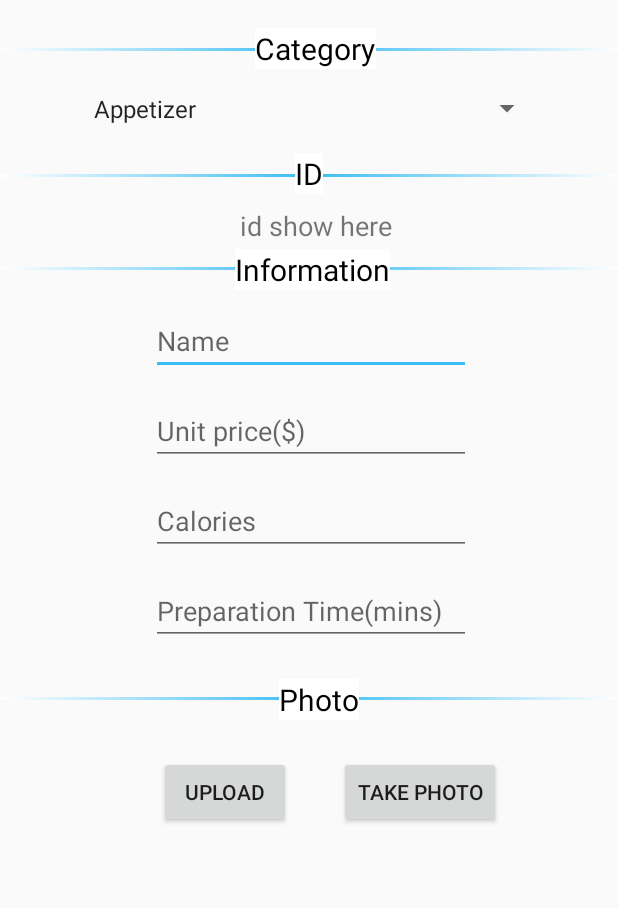
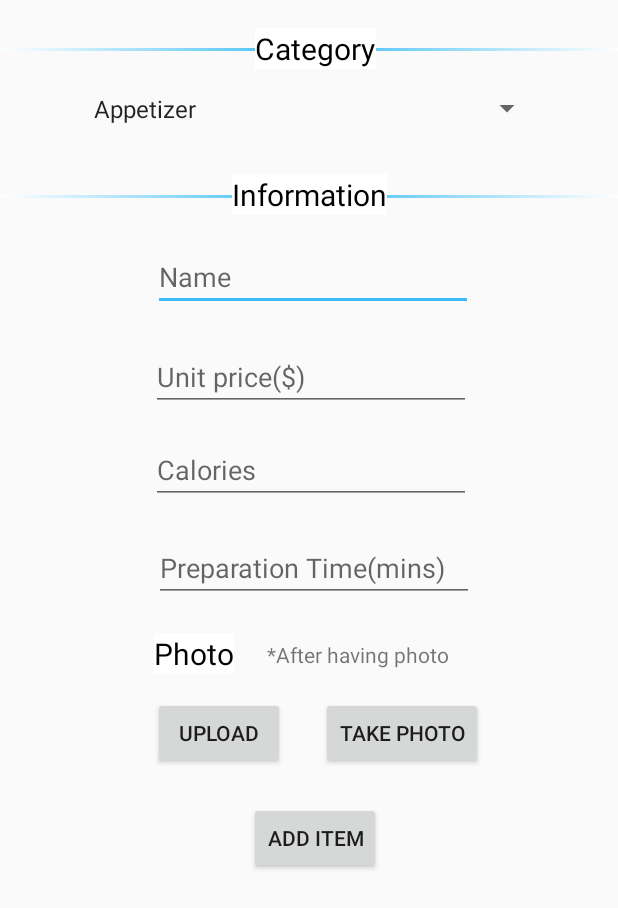
Before and after one commit to Adamkzh/takeoutApp, an Android app: the layout activity_admin_add_item.xml on its own in the app's theme, with its tools: preview values and no code run, on a phone screen of 412 x 824 dp. Shown: the top 908 px of the screen. Run offline under Robolectric (Android 15) with nearby library versions, the phone set to English and light mode, and no system bars.

Commit message:
rename menu.xml to activity_admin_add_item.xml and update

```diff
--- a/app/src/main/res/layout/menu.xml
+++ b/app/src/main/res/layout/activity_admin_add_item.xml
@@ -30,7 +30,7 @@
         tools:layout_editor_absoluteY="47dp" />
 
     <Spinner
-        android:id="@+id/spinner_category"
+        android:id="@+id/add_item_spinner_category"
         android:layout_width="307dp"
         android:layout_height="35dp"
         android:layout_x="55dp"
@@ -40,47 +40,12 @@
         tools:layout_editor_absoluteY="156dp" />
 
     <View
-        android:id="@+id/view2"
-        android:layout_width="fill_parent"
-        android:layout_height="2dp"
-        android:layout_marginTop="332dp"
-        android:layout_x="0dp"
-        android:layout_y="116dp"
-        android:background="@drawable/gradient_line"
-        app:layout_constraintTop_toTopOf="parent"
-        tools:layout_editor_absoluteX="0dp" />
-
-    <TextView
-        android:id="@+id/tv_id4"
-        android:layout_width="wrap_content"
-        android:layout_height="wrap_content"
-        android:layout_x="197dp"
-        android:layout_y="102dp"
-        android:background="#FFFFFF"
-        android:text="@string/tv_id"
-        android:textColor="#000000"
-        android:textSize="20sp"
-        tools:layout_editor_absoluteX="90dp"
-        tools:layout_editor_absoluteY="47dp" />
-
-    <TextView
-        android:id="@+id/id"
-        android:layout_width="wrap_content"
-        android:layout_height="wrap_content"
-        android:layout_x="160dp"
-        android:layout_y="138dp"
-        android:text="id show here"
-        android:textSize="18sp"
-        tools:layout_editor_absoluteX="175dp"
-        tools:layout_editor_absoluteY="226dp" />
-
-    <View
         android:id="@+id/view3"
         android:layout_width="fill_parent"
         android:layout_height="2dp"
         android:layout_marginTop="332dp"
         android:layout_x="0dp"
-        android:layout_y="178dp"
+        android:layout_y="130dp"
         android:background="@drawable/gradient_line"
         app:layout_constraintTop_toTopOf="parent"
         tools:layout_editor_absoluteX="0dp" />
@@ -89,8 +54,8 @@
         android:id="@+id/tv_info2"
         android:layout_width="wrap_content"
         android:layout_height="wrap_content"
-        android:layout_x="157dp"
-        android:layout_y="166dp"
+        android:layout_x="155dp"
+        android:layout_y="116dp"
         android:background="#FFFFFF"
         android:text="@string/tv_info"
         android:textColor="#000000"
@@ -99,11 +64,11 @@
         tools:layout_editor_absoluteY="47dp" />
 
     <EditText
-        android:id="@+id/menu_name"
+        android:id="@+id/add_item_name"
         android:layout_width="wrap_content"
         android:layout_height="wrap_content"
-        android:layout_x="101dp"
-        android:layout_y="205dp"
+        android:layout_x="102dp"
+        android:layout_y="162dp"
         android:ems="10"
         android:hint="@string/menu_name"
         android:inputType="text"
@@ -111,11 +76,11 @@
         tools:layout_editor_absoluteY="274dp" />
 
     <EditText
-        android:id="@+id/menu_price"
+        android:id="@+id/add_item_price"
         android:layout_width="wrap_content"
         android:layout_height="wrap_content"
         android:layout_x="101dp"
-        android:layout_y="265dp"
+        android:layout_y="229dp"
         android:ems="10"
         android:hint="@string/menu_price"
         android:inputType="number"
@@ -123,11 +88,11 @@
         tools:layout_editor_absoluteY="274dp" />
 
     <EditText
-        android:id="@+id/menu_calo"
+        android:id="@+id/add_item_calo"
         android:layout_width="wrap_content"
         android:layout_height="wrap_content"
         android:layout_x="101dp"
-        android:layout_y="325dp"
+        android:layout_y="291dp"
         android:ems="10"
         android:hint="@string/menu_calo"
         android:inputType="number"
@@ -135,34 +100,23 @@
         tools:layout_editor_absoluteY="274dp" />
 
     <EditText
-        android:id="@+id/menu_prep"
+        android:id="@+id/add_item_prep"
         android:layout_width="wrap_content"
         android:layout_height="wrap_content"
-        android:layout_x="101dp"
-        android:layout_y="385dp"
+        android:layout_x="103dp"
+        android:layout_y="356dp"
         android:ems="10"
         android:hint="@string/menu_prep"
         android:inputType="number"
         tools:layout_editor_absoluteX="141dp"
         tools:layout_editor_absoluteY="274dp" />
 
-    <View
-        android:id="@+id/view4"
-        android:layout_width="fill_parent"
-        android:layout_height="2dp"
-        android:layout_marginTop="332dp"
-        android:layout_x="0dp"
-        android:layout_y="465dp"
-        android:background="@drawable/gradient_line"
-        app:layout_constraintTop_toTopOf="parent"
-        tools:layout_editor_absoluteX="0dp" />
-
     <TextView
         android:id="@+id/tv_phot"
         android:layout_width="wrap_content"
         android:layout_height="wrap_content"
-        android:layout_x="186dp"
-        android:layout_y="453dp"
+        android:layout_x="103dp"
+        android:layout_y="422dp"
         android:background="#FFFFFF"
         android:text="@string/tv_phot"
         android:textColor="#000000"
@@ -170,24 +124,44 @@
         tools:layout_editor_absoluteX="90dp"
         tools:layout_editor_absoluteY="47dp" />
 
+    <TextView
+        android:id="@+id/add_item_phot_message"
+        android:layout_width="138dp"
+        android:layout_height="wrap_content"
+        android:layout_x="178dp"
+        android:layout_y="427dp"
+        android:text="*After having photo"
+        tools:layout_editor_absoluteX="179dp"
+        tools:layout_editor_absoluteY="425dp" />
+
     <Button
-        android:id="@+id/btn_upload"
+        android:id="@+id/add_item_btn_upload"
         android:layout_width="wrap_content"
         android:layout_height="wrap_content"
-        android:layout_x="106dp"
-        android:layout_y="504dp"
+        android:layout_x="102dp"
+        android:layout_y="465dp"
         android:text="@string/menu_upl"
         tools:layout_editor_absoluteX="138dp"
         tools:layout_editor_absoluteY="505dp" />
 
     <Button
-        android:id="@+id/btn_takePhoto"
+        android:id="@+id/add_item_btn_takePhoto"
         android:layout_width="wrap_content"
         android:layout_height="wrap_content"
-        android:layout_x="226dp"
-        android:layout_y="504dp"
+        android:layout_x="214dp"
+        android:layout_y="465dp"
         android:text="@string/menu_tak"
         tools:layout_editor_absoluteX="138dp"
         tools:layout_editor_absoluteY="505dp" />
 
+    <Button
+        android:id="@+id/add_item_btn_add_item"
+        android:layout_width="wrap_content"
+        android:layout_height="wrap_content"
+        android:layout_x="166dp"
+        android:layout_y="535dp"
+        android:text="@string/add_item"
+        tools:layout_editor_absoluteX="163dp"
+        tools:layout_editor_absoluteY="531dp" />
+
 </AbsoluteLayout>
--- a/app/src/main/res/layout/activity_admin_index.xml
+++ b/app/src/main/res/layout/activity_admin_index.xml
@@ -7,7 +7,7 @@
     tools:ignore="Deprecated">
 
     <Button
-        android:id="@+id/add_item"
+        android:id="@+id/admin_index_add_item"
         android:layout_width="190dp"
         android:layout_height="wrap_content"
         android:layout_x="107dp"
@@ -17,7 +17,7 @@
         tools:layout_editor_absoluteY="57dp" />
 
     <Button
-        android:id="@+id/remove_item"
+        android:id="@+id/admin_index_remove_item"
         android:layout_width="190dp"
         android:layout_height="wrap_content"
         android:layout_x="107dp"
@@ -27,7 +27,7 @@
         tools:layout_editor_absoluteY="57dp" />
 
     <Button
-        android:id="@+id/status_report"
+        android:id="@+id/admin_index_status_report"
         android:layout_width="190dp"
         android:layout_height="wrap_content"
         android:layout_x="107dp"
@@ -37,7 +37,7 @@
         tools:layout_editor_absoluteY="57dp" />
 
     <Button
-        android:id="@+id/popularity_report"
+        android:id="@+id/admin_index_popularity_report"
         android:layout_width="190dp"
         android:layout_height="wrap_content"
         android:layout_x="107dp"
@@ -47,7 +47,7 @@
         tools:layout_editor_absoluteY="57dp" />
 
     <Button
-        android:id="@+id/reset_order"
+        android:id="@+id/admin_index_reset_order"
         android:layout_width="190dp"
         android:layout_height="wrap_content"
         android:layout_x="107dp"
@@ -57,7 +57,7 @@
         tools:layout_editor_absoluteY="57dp" />
 
     <Button
-        android:id="@+id/log_out"
+        android:id="@+id/admin_index_log_out"
         android:layout_width="190dp"
         android:layout_height="wrap_content"
         android:layout_x="107dp"
```
